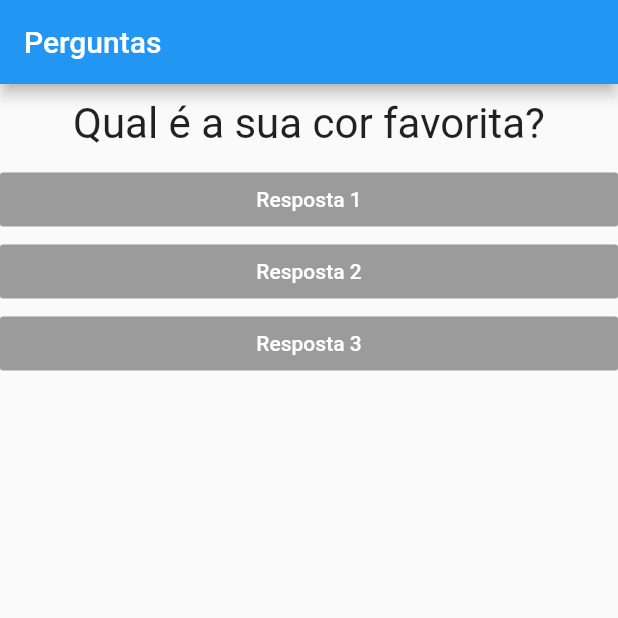
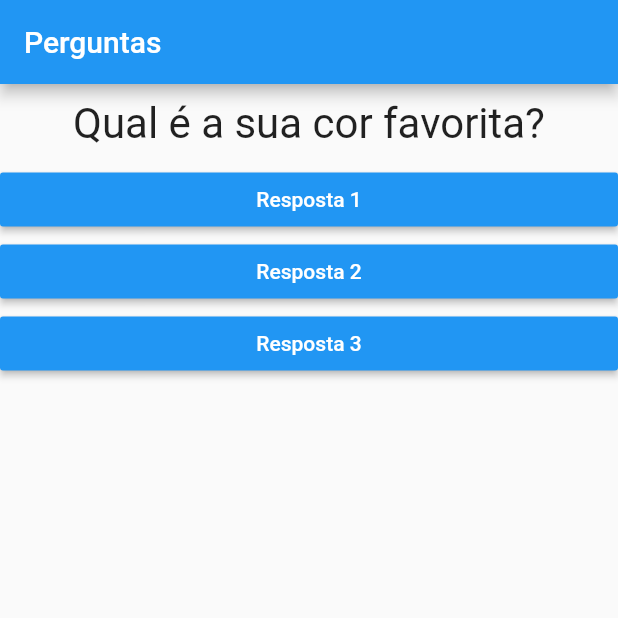
Before and after one commit to KaiqueMunhoz/ryc_projeto_perguntas, a Flutter app: the screen it shows after launch, on a phone screen of 412 x 824 dp, the top half of it. Run offline on Flutter 3.47's test engine with Material 2 defaults, Android fonts, the phone set to English and light mode, and no system bars.

```diff
--- a/lib/main.dart
+++ b/lib/main.dart
@@ -25,9 +25,9 @@ class _PerguntasAppState extends State<PerguntasApp> {
         body: Column(
           children: [
             Questao(perguntas[0]),
-            Resposta('Resposta 1'),
-            Resposta('Resposta 2'),
-            Resposta('Resposta 3'),
+            Resposta('Resposta 1', responder),
+            Resposta('Resposta 2', responder),
+            Resposta('Resposta 3', responder),
           ],
         ),
       ),
--- a/lib/resposta.dart
+++ b/lib/resposta.dart
@@ -2,8 +2,9 @@ import 'package:flutter/material.dart';
 
 class Resposta extends StatelessWidget {
   final String texto;
+  final void Function() quandoSelecionado;
 
-  const Resposta(this.texto);
+  const Resposta(this.texto, this.quandoSelecionado);
 
   @override
   Widget build(BuildContext context) {
@@ -13,7 +14,7 @@ class Resposta extends StatelessWidget {
         textColor: Colors.white,
         color: Colors.blue,
         child: Text(texto),
-        onPressed: null,
+        onPressed: quandoSelecionado,
       ),
     );
   }
```
